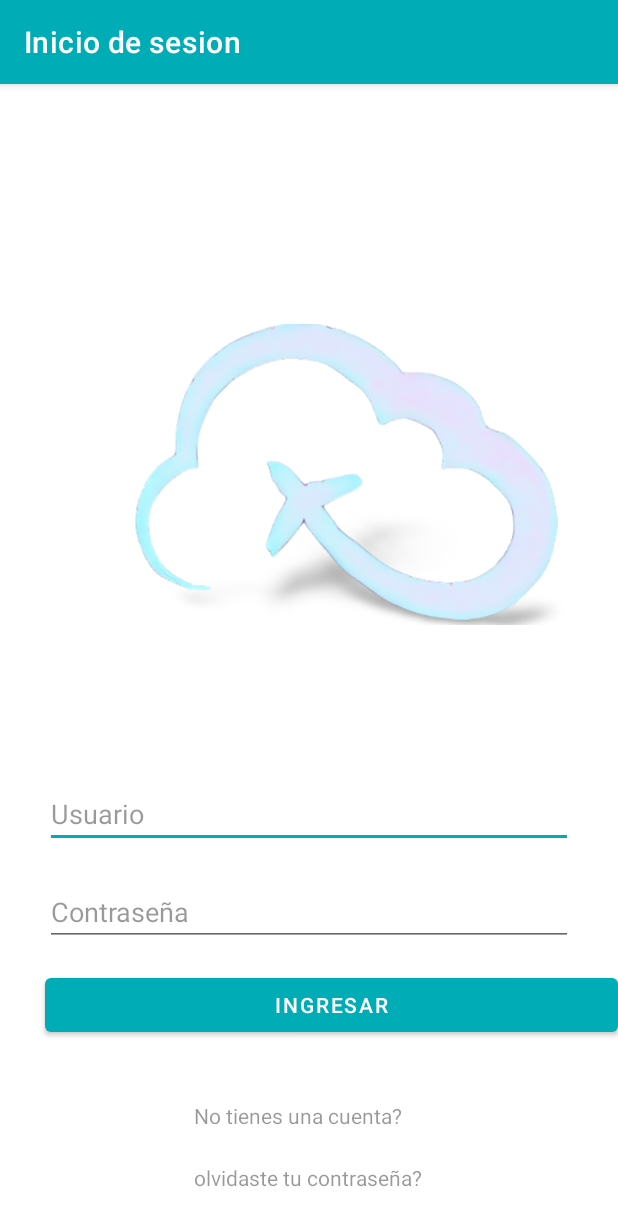
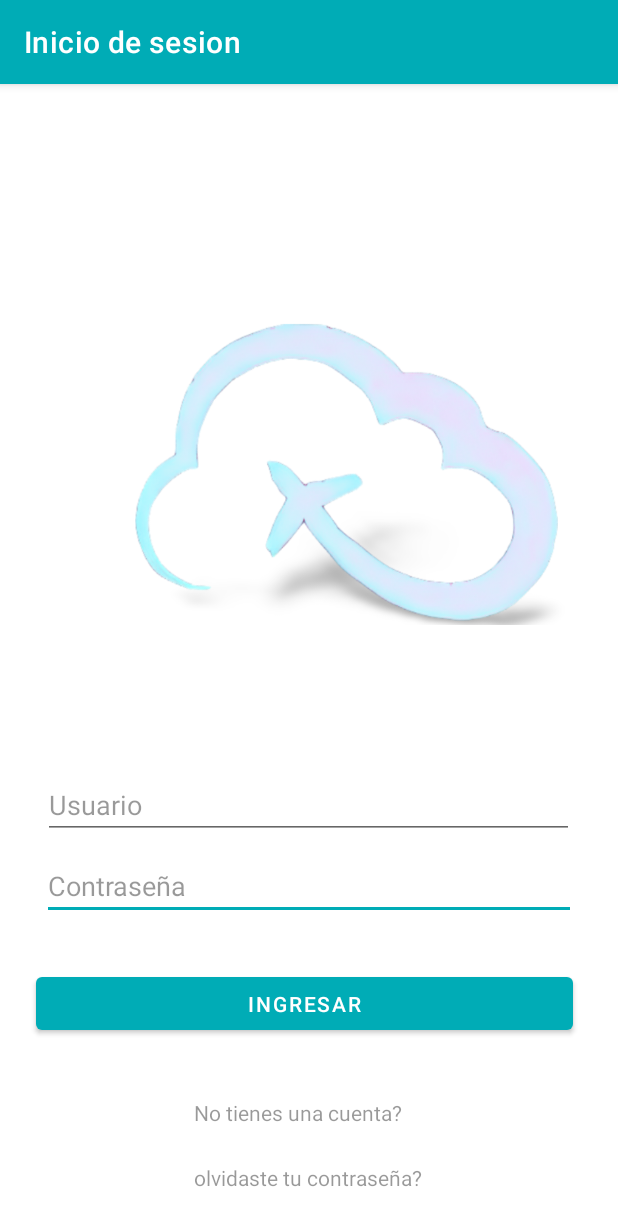
Before and after one commit to Duartemario501/SistemasdeBoletosAereos, an Android app: the screen it shows after launch (LoginActivity), on a phone screen of 412 x 824 dp. Shown: the top 1226 px of the screen. Run offline under Robolectric (Android 15) with nearby library versions, the phone set to English and light mode, and no system bars; our stand-ins replace Firebase (no records; nobody signed in at launch, a user with empty details on screens opened directly).

```diff
--- a/app/src/main/java/com/example/sistemasdeboletosaereos/Login/LoginActivity.kt
+++ b/app/src/main/java/com/example/sistemasdeboletosaereos/Login/LoginActivity.kt
@@ -17,17 +17,20 @@ import com.google.firebase.auth.FirebaseAuth
 class LoginActivity : AppCompatActivity() {
     private lateinit var progressBar: ProgressBar
     private lateinit var txtContraseña: EditText
-    private lateinit var txtCorreo: EditText
+    private lateinit var txtuser: EditText
+    private lateinit var txtNombre: EditText
     private lateinit var auth: FirebaseAuth
+
     @SuppressLint("MissingInflatedId")
     override fun onCreate(savedInstanceState: Bundle?) {
         super.onCreate(savedInstanceState)
         setContentView(R.layout.activity_login)
 
-        txtContraseña=findViewById(R.id.username)
-        txtCorreo=findViewById(R.id.password)
+        txtContraseña=findViewById(R.id.password)
+        txtuser=findViewById(R.id.username)
         progressBar=findViewById(R.id.barra)
         auth= FirebaseAuth.getInstance()
+
     }
 
 
@@ -41,11 +44,11 @@ class LoginActivity : AppCompatActivity() {
     }
 
     fun Ingresar(view: View) {
-        val user:String=txtCorreo.toString()
+        val user:String=txtuser.toString()
         val password:String=txtContraseña.toString()
         if (!TextUtils.isEmpty(user)&&!TextUtils.isEmpty(password)){
             progressBar.visibility=view.visibility
-            auth.createUserWithEmailAndPassword(user,password)
+            auth.signInWithEmailAndPassword(user,password)
                 .addOnCompleteListener(this){
                     task->
                     if(task.isSuccessful){
@@ -62,6 +65,14 @@ class LoginActivity : AppCompatActivity() {
     private fun Accion(){
         startActivity(Intent(this,MainActivity::class.java))
     }
+    private fun esCorreoValido(correo: String): Boolean {
+        return if (correo.isEmpty()) {
+            false
+        } else {
+            android.util.Patterns.EMAIL_ADDRESS.matcher(correo).matches()
+        }
+    }
+
 
 
 }
--- a/app/src/main/res/layout/activity_login.xml
+++ b/app/src/main/res/layout/activity_login.xml
@@ -17,32 +17,18 @@
         app:srcCompat="@drawable/landscape_format__transparent_background__shadow_designify" />
 
     <EditText
-        android:id="@+id/username"
-        android:layout_width="match_parent"
-        android:layout_height="wrap_content"
-        android:layout_marginLeft="30dp"
-        android:layout_marginTop="-6dp"
-        android:layout_marginRight="30dp"
-        android:hint="Usuario"
-        android:inputType="text"
-        android:textColor="@color/black_overlay"
-        android:textColorHint="@color/black_overlay"
-        app:layout_constraintStart_toStartOf="parent"
-        app:layout_constraintTop_toBottomOf="@id/logo" />
-
-    <EditText
         android:id="@+id/password"
-        android:layout_width="match_parent"
-        android:layout_height="wrap_content"
-        android:layout_marginLeft="30dp"
-        android:layout_marginTop="20dp"
-        android:layout_marginRight="30dp"
+        android:layout_width="356dp"
+        android:layout_height="42dp"
+        android:layout_marginStart="28dp"
+        android:layout_marginTop="12dp"
         android:hint="Contraseña"
         android:inputType="textPassword"
         android:textColor="@color/black_overlay"
         android:textColorHint="@color/black_overlay"
         app:layout_constraintStart_toStartOf="parent"
-        app:layout_constraintTop_toBottomOf="@id/username" />
+        app:layout_constraintTop_toBottomOf="@+id/username"
+        tools:ignore="MissingConstraints" />
 
     <ProgressBar
         android:id="@+id/barra"
@@ -59,10 +45,10 @@
 
     <Button
         android:id="@+id/button2"
-        android:layout_width="match_parent"
-        android:layout_height="wrap_content"
-        android:layout_marginLeft="30dp"
-        android:layout_marginTop="15dp"
+        android:layout_width="358dp"
+        android:layout_height="47dp"
+        android:layout_marginStart="24dp"
+        android:layout_marginTop="32dp"
         android:onClick="Ingresar"
         android:text="Ingresar"
         android:textColor="@color/white"
@@ -101,5 +87,22 @@
         app:layout_constraintTop_toBottomOf="@+id/button2"
         app:layout_constraintVertical_bias="0.941" />
 
+    <EditText
+        android:id="@+id/username"
+        android:layout_width="354dp"
+        android:layout_height="43dp"
+        android:layout_marginBottom="216dp"
+        android:hint="Usuario"
+        android:inputType="textEmailAddress"
+        android:textColor="@color/black_overlay"
+        android:textColorHint="@color/black_overlay"
+        app:layout_constraintBottom_toBottomOf="parent"
+        app:layout_constraintEnd_toEndOf="parent"
+        app:layout_constraintHorizontal_bias="0.491"
+        app:layout_constraintStart_toStartOf="parent"
+        app:layout_constraintTop_toTopOf="@+id/logo"
+        app:layout_constraintVertical_bias="0.9"
+        tools:ignore="MissingConstraints,TextViewEdits" />
+
 
 </androidx.constraintlayout.widget.ConstraintLayout>
```
Also changed, not shown: app/src/main/java/com/example/sistemasdeboletosaereos/Login/RegistroActivity.kt (+31 -10 lines).
